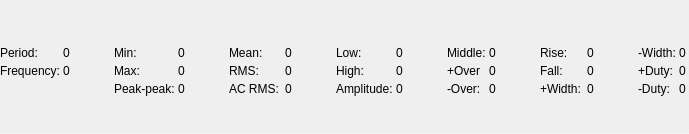
Qt form ui/measure_panel.ui (analogdevicesinc/scopy) before a commit.
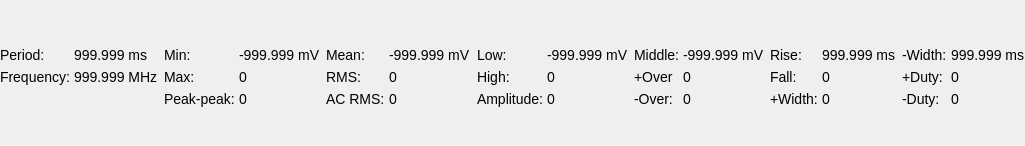
The same form after that commit.

Commit message: Oscilloscope: Prevent labels from changing width dynamically

What changed in the file:
```diff
--- a/ui/measure_panel.ui
+++ b/ui/measure_panel.ui
@@ -6,8 +6,8 @@
    <rect>
     <x>0</x>
     <y>0</y>
-    <width>689</width>
-    <height>134</height>
+    <width>1025</width>
+    <height>146</height>
    </rect>
   </property>
   <property name="sizePolicy">
@@ -19,6 +19,9 @@
   <property name="windowTitle">
    <string>Form</string>
   </property>
+  <property name="styleSheet">
+   <string notr="true">font-size: 14px;</string>
+  </property>
   <layout class="QGridLayout" name="gridLayout">
    <property name="leftMargin">
     <number>0</number>
@@ -32,7 +35,10 @@
    <property name="bottomMargin">
     <number>0</number>
    </property>
-   <property name="spacing">
+   <property name="horizontalSpacing">
+    <number>0</number>
+   </property>
+   <property name="verticalSpacing">
     <number>3</number>
    </property>
    <item row="3" column="13">
@@ -52,7 +58,7 @@
      </property>
      <property name="sizeHint" stdset="0">
       <size>
-       <width>40</width>
+       <width>10</width>
        <height>0</height>
       </size>
      </property>
@@ -68,7 +74,7 @@
    <item row="1" column="20">
     <widget class="QLabel" name="label_width_n">
      <property name="text">
-      <string>-Width:</string>
+      <string>-Width: </string>
      </property>
     </widget>
    </item>
@@ -82,7 +88,7 @@
      </property>
      <property name="sizeHint" stdset="0">
       <size>
-       <width>40</width>
+       <width>10</width>
        <height>0</height>
       </size>
      </property>
@@ -112,7 +118,7 @@
      </property>
      <property name="sizeHint" stdset="0">
       <size>
-       <width>40</width>
+       <width>10</width>
        <height>0</height>
       </size>
      </property>
@@ -121,14 +127,32 @@
    <item row="3" column="16">
     <widget class="QLabel" name="label_width_p">
      <property name="text">
-      <string>+Width:</string>
+      <string>+Width: </string>
      </property>
     </widget>
    </item>
    <item row="1" column="18">
     <widget class="QLabel" name="label_rise_val">
+     <property name="sizePolicy">
+      <sizepolicy hsizetype="Fixed" vsizetype="Preferred">
+       <horstretch>0</horstretch>
+       <verstretch>0</verstretch>
+      </sizepolicy>
+     </property>
+     <property name="minimumSize">
+      <size>
+       <width>74</width>
+       <height>0</height>
+      </size>
+     </property>
+     <property name="maximumSize">
+      <size>
+       <width>74</width>
+       <height>16777215</height>
+      </size>
+     </property>
      <property name="text">
-      <string>0</string>
+      <string>999.999 ms</string>
      </property>
     </widget>
    </item>
@@ -149,7 +173,7 @@
      </property>
      <property name="sizeHint" stdset="0">
       <size>
-       <width>40</width>
+       <width>10</width>
        <height>0</height>
       </size>
      </property>
@@ -172,7 +196,7 @@
      </property>
      <property name="sizeHint" stdset="0">
       <size>
-       <width>40</width>
+       <width>10</width>
        <height>0</height>
       </size>
      </property>
@@ -256,14 +280,32 @@
    <item row="1" column="13">
     <widget class="QLabel" name="label_middle">
      <property name="text">
-      <string>Middle:</string>
+      <string>Middle: </string>
      </property>
     </widget>
    </item>
    <item row="1" column="21">
     <widget class="QLabel" name="label_width_n_val">
+     <property name="sizePolicy">
+      <sizepolicy hsizetype="Fixed" vsizetype="Preferred">
+       <horstretch>0</horstretch>
+       <verstretch>0</verstretch>
+      </sizepolicy>
+     </property>
+     <property name="minimumSize">
+      <size>
+       <width>74</width>
+       <height>0</height>
+      </size>
+     </property>
+     <property name="maximumSize">
+      <size>
+       <width>74</width>
+       <height>16777215</height>
+      </size>
+     </property>
      <property name="text">
-      <string>0</string>
+      <string>999.999 ms</string>
      </property>
     </widget>
    </item>
@@ -283,15 +325,33 @@
    </item>
    <item row="1" column="14">
     <widget class="QLabel" name="label_middle_val">
+     <property name="sizePolicy">
+      <sizepolicy hsizetype="Fixed" vsizetype="Preferred">
+       <horstretch>0</horstretch>
+       <verstretch>0</verstretch>
+      </sizepolicy>
+     </property>
+     <property name="minimumSize">
+      <size>
+       <width>81</width>
+       <height>0</height>
+      </size>
+     </property>
+     <property name="maximumSize">
+      <size>
+       <width>81</width>
+       <height>16777215</height>
+      </size>
+     </property>
      <property name="text">
-      <string>0</string>
+      <string>-999.999 mV</string>
      </property>
     </widget>
    </item>
    <item row="3" column="10">
     <widget class="QLabel" name="label_ampl">
      <property name="text">
-      <string>Amplitude:</string>
+      <string>Amplitude: </string>
      </property>
     </widget>
    </item>
@@ -318,8 +378,26 @@
    </item>
    <item row="1" column="1">
     <widget class="QLabel" name="label_period_val">
+     <property name="sizePolicy">
+      <sizepolicy hsizetype="Fixed" vsizetype="Preferred">
+       <horstretch>0</horstretch>
+       <verstretch>0</verstretch>
+      </sizepolicy>
+     </property>
+     <property name="minimumSize">
+      <size>
+       <width>81</width>
+       <height>0</height>
+      </size>
+     </property>
+     <property name="maximumSize">
+      <size>
+       <width>81</width>
+       <height>16777215</height>
+      </size>
+     </property>
      <property name="text">
-      <string>0</string>
+      <string>999.999 ms</string>
      </property>
     </widget>
    </item>
@@ -354,28 +432,46 @@
    <item row="3" column="3">
     <widget class="QLabel" name="label_ppeak">
      <property name="text">
-      <string>Peak-peak:</string>
+      <string>Peak-peak: </string>
      </property>
     </widget>
    </item>
    <item row="2" column="0">
     <widget class="QLabel" name="label_freq">
      <property name="text">
-      <string>Frequency:</string>
+      <string>Frequency: </string>
      </property>
     </widget>
    </item>
    <item row="3" column="6">
     <widget class="QLabel" name="label_ac_rms">
      <property name="text">
-      <string>AC RMS:</string>
+      <string>AC RMS: </string>
      </property>
     </widget>
    </item>
    <item row="1" column="11">
     <widget class="QLabel" name="label_low_val">
+     <property name="sizePolicy">
+      <sizepolicy hsizetype="Fixed" vsizetype="Preferred">
+       <horstretch>0</horstretch>
+       <verstretch>0</verstretch>
+      </sizepolicy>
+     </property>
+     <property name="minimumSize">
+      <size>
+       <width>81</width>
+       <height>0</height>
+      </size>
+     </property>
+     <property name="maximumSize">
+      <size>
+       <width>81</width>
+       <height>16777215</height>
+      </size>
+     </property>
      <property name="text">
-      <string>0</string>
+      <string>-999.999 mV</string>
      </property>
     </widget>
    </item>
@@ -410,7 +506,7 @@
      </property>
      <property name="sizeHint" stdset="0">
       <size>
-       <width>40</width>
+       <width>10</width>
        <height>0</height>
       </size>
      </property>
@@ -418,8 +514,26 @@
    </item>
    <item row="1" column="8">
     <widget class="QLabel" name="label_mean_val">
+     <property name="sizePolicy">
+      <sizepolicy hsizetype="Fixed" vsizetype="Preferred">
+       <horstretch>0</horstretch>
+       <verstretch>0</verstretch>
+      </sizepolicy>
+     </property>
+     <property name="minimumSize">
+      <size>
+       <width>81</width>
+       <height>0</height>
+      </size>
+     </property>
+     <property name="maximumSize">
+      <size>
+       <width>81</width>
+       <height>16777215</height>
+      </size>
+     </property>
      <property name="text">
-      <string>0</string>
+      <string>-999.999 mV</string>
      </property>
     </widget>
    </item>
@@ -439,8 +553,26 @@
    </item>
    <item row="1" column="4">
     <widget class="QLabel" name="label_min_val">
+     <property name="sizePolicy">
+      <sizepolicy hsizetype="Fixed" vsizetype="Preferred">
+       <horstretch>0</horstretch>
+       <verstretch>0</verstretch>
+      </sizepolicy>
+     </property>
+     <property name="minimumSize">
+      <size>
+       <width>81</width>
+       <height>0</height>
+      </size>
+     </property>
+     <property name="maximumSize">
+      <size>
+       <width>81</width>
+       <height>16777215</height>
+      </size>
+     </property>
      <property name="text">
-      <string>0</string>
+      <string>-999.999 mV</string>
      </property>
     </widget>
    </item>
@@ -461,7 +593,7 @@
    <item row="2" column="1">
     <widget class="QLabel" name="label_freq_val">
      <property name="text">
-      <string>0</string>
+      <string>999.999 MHz</string>
      </property>
     </widget>
    </item>
```
